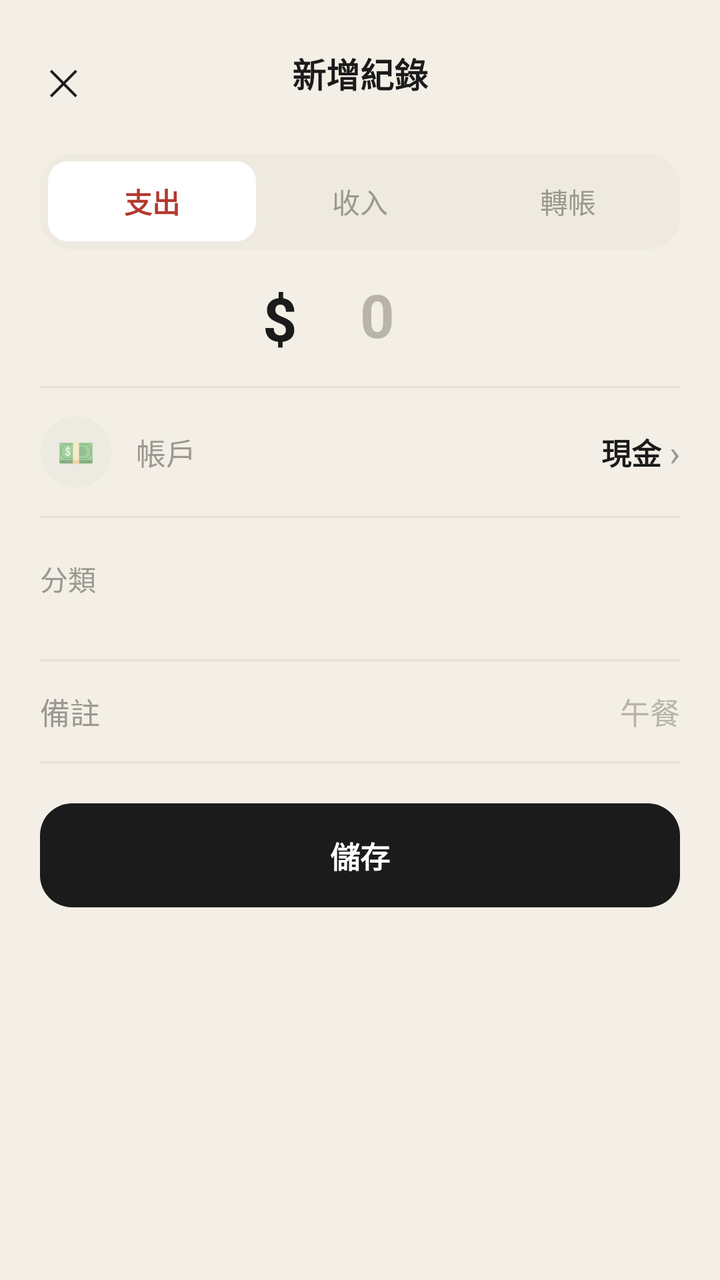
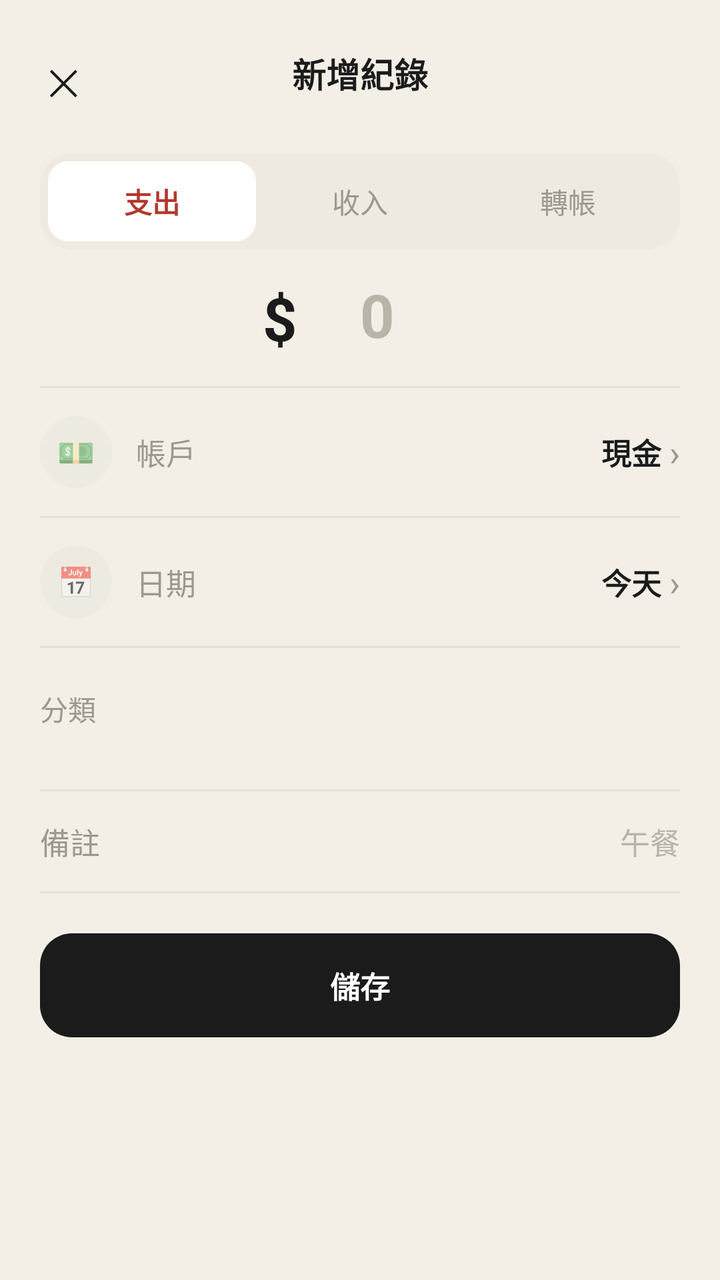

Two renders of the same Android screen: before a commit and after it. Below are the layout's source before the change and the commit's diff.
<!-- AndroidManifest.xml: application theme Theme.MyApplication -->
<!-- res/layout/activity_add_record.xml -->
<?xml version="1.0" encoding="utf-8"?>
<LinearLayout xmlns:android="http://schemas.android.com/apk/res/android"
    xmlns:tools="http://schemas.android.com/tools"
    android:layout_width="match_parent"
    android:layout_height="match_parent"
    android:background="@color/accounts_bg"
    android:orientation="vertical"
    android:padding="20dp"
    tools:context=".view.AddRecordActivity">

        
        <FrameLayout
            android:layout_width="match_parent"
            android:layout_height="wrap_content"
            android:layout_marginTop="4dp">

            <TextView
                android:layout_width="match_parent"
                android:layout_height="wrap_content"
                android:gravity="center"
                android:text="新增紀錄"
                android:textColor="@color/accounts_text_primary"
                android:textSize="17sp"
                android:textStyle="bold" />

            <TextView
                android:id="@+id/btn_close"
                android:layout_width="wrap_content"
                android:layout_height="wrap_content"
                android:layout_gravity="start|center_vertical"
                android:clickable="true"
                android:focusable="true"
                android:padding="4dp"
                android:text="✕"
                android:textColor="@color/accounts_text_primary"
                android:textSize="18sp" />
        </FrameLayout>

        
        <LinearLayout
            android:layout_width="match_parent"
            android:layout_height="48dp"
            android:layout_marginTop="20dp"
            android:background="@drawable/bg_account_card"
            android:orientation="horizontal"
            android:padding="4dp">

            <TextView
                android:id="@+id/tab_expense"
                android:layout_width="0dp"
                android:layout_height="match_parent"
                android:layout_weight="1"
                android:background="@drawable/bg_segment_selected"
                android:clickable="true"
                android:focusable="true"
                android:gravity="center"
                android:text="支出"
                android:textColor="@color/accounts_amount_negative"
                android:textSize="14sp"
                android:textStyle="bold" />

            <TextView
                android:id="@+id/tab_income"
                android:layout_width="0dp"
                android:layout_height="match_parent"
                android:layout_weight="1"
                android:clickable="true"
                android:focusable="true"
                android:gravity="center"
                android:text="收入"
                android:textColor="@color/accounts_text_secondary"
                android:textSize="14sp" />

            <TextView
                android:id="@+id/tab_transfer"
                android:layout_width="0dp"
                android:layout_height="match_parent"
                android:layout_weight="1"
                android:clickable="true"
                android:focusable="true"
                android:gravity="center"
                android:text="轉帳"
                android:textColor="@color/accounts_text_secondary"
                android:textSize="14sp" />
        </LinearLayout>

        
        <LinearLayout
            android:layout_width="wrap_content"
            android:layout_height="wrap_content"
            android:layout_gravity="center_horizontal"
            android:layout_marginTop="14dp"
            android:gravity="center_vertical"
            android:orientation="horizontal">

            <TextView
                android:layout_width="wrap_content"
                android:layout_height="wrap_content"
                android:text="$"
                android:textColor="@color/accounts_text_primary"
                android:textSize="30sp"
                android:textStyle="bold" />

            <EditText
                android:id="@+id/et_amount"
                android:layout_width="wrap_content"
                android:layout_height="wrap_content"
                android:background="@null"
                android:gravity="center"
                android:hint="0"
                android:includeFontPadding="false"
                android:inputType="number"
                android:maxLines="1"
                android:minHeight="0dp"
                android:minWidth="80dp"
                android:paddingTop="0dp"
                android:paddingBottom="0dp"
                android:textColor="@color/accounts_text_primary"
                android:textColorHint="@color/accounts_placeholder"
                android:textSize="30sp"
                android:textStyle="bold" />
        </LinearLayout>

        <View
            android:layout_width="match_parent"
            android:layout_height="1dp"
            android:layout_marginTop="14dp"
            android:background="@color/accounts_divider" />

        
        <LinearLayout
            android:id="@+id/row_account"
            android:layout_width="match_parent"
            android:layout_height="wrap_content"
            android:clickable="true"
            android:focusable="true"
            android:gravity="center_vertical"
            android:orientation="horizontal"
            android:paddingTop="14dp"
            android:paddingBottom="14dp">

            <FrameLayout
                android:layout_width="36dp"
                android:layout_height="36dp"
                android:background="@drawable/bg_icon_circle_gray">

                <TextView
                    android:layout_width="wrap_content"
                    android:layout_height="wrap_content"
                    android:layout_gravity="center"
                    android:text="💵"
                    android:textSize="15sp" />
            </FrameLayout>

            <TextView
                android:layout_width="0dp"
                android:layout_height="wrap_content"
                android:layout_marginStart="12dp"
                android:layout_weight="1"
                android:text="帳戶"
                android:textColor="@color/accounts_text_secondary"
                android:textSize="15sp" />

            <TextView
                android:id="@+id/tv_account_value"
                android:layout_width="wrap_content"
                android:layout_height="wrap_content"
                android:text="現金"
                android:textColor="@color/accounts_text_primary"
                android:textSize="15sp"
                android:textStyle="bold" />

            <TextView
                android:layout_width="wrap_content"
                android:layout_height="wrap_content"
                android:layout_marginStart="4dp"
                android:text="›"
                android:textColor="@color/accounts_text_secondary"
                android:textSize="18sp" />
        </LinearLayout>

        <View
            android:layout_width="match_parent"
            android:layout_height="1dp"
            android:background="@color/accounts_divider" />

        
        <LinearLayout
            android:id="@+id/row_to_account"
            android:layout_width="match_parent"
            android:layout_height="wrap_content"
            android:clickable="true"
            android:focusable="true"
            android:gravity="center_vertical"
            android:orientation="horizontal"
            android:paddingTop="14dp"
            android:paddingBottom="14dp"
            android:visibility="gone">

            <FrameLayout
                android:layout_width="36dp"
                android:layout_height="36dp"
                android:background="@drawable/bg_icon_circle_blue">

                <TextView
                    android:layout_width="wrap_content"
                    android:layout_height="wrap_content"
                    android:layout_gravity="center"
                    android:text="🏦"
                    android:textSize="15sp" />
            </FrameLayout>

            <TextView
                android:layout_width="0dp"
                android:layout_height="wrap_content"
                android:layout_marginStart="12dp"
                android:layout_weight="1"
                android:text="轉入帳戶"
                android:textColor="@color/accounts_text_secondary"
                android:textSize="15sp" />

            <TextView
                android:id="@+id/tv_to_account_value"
                android:layout_width="wrap_content"
                android:layout_height="wrap_content"
                android:text="銀行帳戶"
                android:textColor="@color/accounts_text_primary"
                android:textSize="15sp"
                android:textStyle="bold" />

            <TextView
                android:layout_width="wrap_content"
                android:layout_height="wrap_content"
                android:layout_marginStart="4dp"
                android:text="›"
                android:textColor="@color/accounts_text_secondary"
                android:textSize="18sp" />
        </LinearLayout>

        <View
            android:id="@+id/divider_to_account"
            android:layout_width="match_parent"
            android:layout_height="1dp"
            android:background="@color/accounts_divider"
            android:visibility="gone" />

        
        <LinearLayout
            android:id="@+id/section_category_grid"
            android:layout_width="match_parent"
            android:layout_height="wrap_content"
            android:orientation="vertical">

            <TextView
                android:layout_width="wrap_content"
                android:layout_height="wrap_content"
                android:layout_marginTop="20dp"
                android:text="分類"
                android:textColor="@color/accounts_text_secondary"
                android:textSize="14sp" />

            <LinearLayout
                android:id="@+id/container_category_grid"
                android:layout_width="match_parent"
                android:layout_height="wrap_content"
                android:layout_marginTop="10dp"
                android:orientation="horizontal" />
        </LinearLayout>

        <View
            android:layout_width="match_parent"
            android:layout_height="1dp"
            android:layout_marginTop="20dp"
            android:background="@color/accounts_divider" />

        
        <LinearLayout
            android:id="@+id/row_note"
            android:layout_width="match_parent"
            android:layout_height="wrap_content"
            android:clickable="true"
            android:focusable="true"
            android:gravity="center_vertical"
            android:orientation="horizontal"
            android:paddingTop="14dp"
            android:paddingBottom="14dp">

            <TextView
                android:layout_width="0dp"
                android:layout_height="wrap_content"
                android:layout_weight="1"
                android:text="備註"
                android:textColor="@color/accounts_text_secondary"
                android:textSize="15sp" />

            <EditText
                android:id="@+id/et_note"
                android:layout_width="wrap_content"
                android:layout_height="wrap_content"
                android:background="@null"
                android:gravity="end"
                android:hint="午餐"
                android:inputType="text"
                android:maxLines="1"
                android:textColor="@color/accounts_text_primary"
                android:textColorHint="@color/accounts_placeholder"
                android:textSize="15sp" />
        </LinearLayout>

        <View
            android:layout_width="match_parent"
            android:layout_height="1dp"
            android:background="@color/accounts_divider" />

        
        <TextView
            android:id="@+id/btn_save_record"
            android:layout_width="match_parent"
            android:layout_height="52dp"
            android:layout_marginTop="20dp"
            android:layout_marginBottom="8dp"
            android:background="@drawable/bg_button_primary"
            android:clickable="true"
            android:focusable="true"
            android:gravity="center"
            android:text="儲存"
            android:textColor="@color/white"
            android:textSize="15sp"
            android:textStyle="bold" />

</LinearLayout>
<!-- resources referenced by this layout -->
<resources>
  <color name="accounts_amount_negative">#B3392E</color>
  <color name="accounts_bg">#F3EFE6</color>
  <color name="accounts_divider">#E4E0D4</color>
  <color name="accounts_placeholder">#B8B4A8</color>
  <color name="accounts_text_primary">#1B1B1B</color>
  <color name="accounts_text_secondary">#9C9890</color>
  <color name="white">#FFFFFFFF</color>
  <!-- drawable bg_account_card (drawable) -->
  <?xml version="1.0" encoding="utf-8"?>
  <shape xmlns:android="http://schemas.android.com/apk/res/android"
      android:shape="rectangle">
      <solid android:color="@color/accounts_card_bg" />
      <corners android:radius="16dp" />
  </shape>
  <!-- drawable bg_button_primary (drawable) -->
  <?xml version="1.0" encoding="utf-8"?>
  <shape xmlns:android="http://schemas.android.com/apk/res/android"
      android:shape="rectangle">
      <solid android:color="@color/accounts_text_primary" />
      <corners android:radius="16dp" />
  </shape>
  <!-- drawable bg_icon_circle_blue (drawable) -->
  <?xml version="1.0" encoding="utf-8"?>
  <shape xmlns:android="http://schemas.android.com/apk/res/android"
      android:shape="oval">
      <solid android:color="@color/icon_bg_blue" />
  </shape>
  <!-- drawable bg_icon_circle_gray (drawable) -->
  <?xml version="1.0" encoding="utf-8"?>
  <shape xmlns:android="http://schemas.android.com/apk/res/android"
      android:shape="oval">
      <solid android:color="@color/icon_bg_gray" />
  </shape>
  <!-- drawable bg_segment_selected (drawable) -->
  <?xml version="1.0" encoding="utf-8"?>
  <shape xmlns:android="http://schemas.android.com/apk/res/android"
      android:shape="rectangle">
      <solid android:color="@color/white" />
      <corners android:radius="10dp" />
  </shape>
  <style name="Theme.MyApplication" parent="Theme.MaterialComponents.DayNight.NoActionBar">
          
          <item name="colorPrimary">@color/purple_500</item>
          <item name="colorPrimaryVariant">@color/purple_700</item>
          <item name="colorOnPrimary">@color/white</item>
          
          <item name="colorSecondary">@color/teal_200</item>
          <item name="colorSecondaryVariant">@color/teal_700</item>
          <item name="colorOnSecondary">@color/black</item>
          
          <item name="android:statusBarColor" tools:targetApi="l">?attr/colorPrimaryVariant</item>
          
      </style>
  <color name="accounts_card_bg">#EEEAE0</color>
  <color name="icon_bg_blue">#DCEAFB</color>
  <color name="icon_bg_gray">#EDEAE1</color>
  <color name="purple_500">#FF6200EE</color>
  <color name="purple_700">#FF3700B3</color>
  <color name="teal_200">#FF03DAC5</color>
  <color name="teal_700">#FF018786</color>
  <color name="black">#FF000000</color>
</resources>

<!-- the commit's change to res/layout/activity_add_record.xml (unified diff, before → after) -->
@@ -108,6 +108,7 @@
                 android:background="@null"
                 android:gravity="center"
                 android:hint="0"
+                android:imeOptions="actionNext"
                 android:includeFontPadding="false"
                 android:inputType="number"
                 android:maxLines="1"
@@ -186,6 +187,63 @@
 
         
         <LinearLayout
+            android:id="@+id/row_date"
+            android:layout_width="match_parent"
+            android:layout_height="wrap_content"
+            android:clickable="true"
+            android:focusable="true"
+            android:gravity="center_vertical"
+            android:orientation="horizontal"
+            android:paddingTop="14dp"
+            android:paddingBottom="14dp">
+
+            <FrameLayout
+                android:layout_width="36dp"
+                android:layout_height="36dp"
+                android:background="@drawable/bg_icon_circle_gray">
+
+                <TextView
+                    android:layout_width="wrap_content"
+                    android:layout_height="wrap_content"
+                    android:layout_gravity="center"
+                    android:text="📅"
+                    android:textSize="15sp" />
+            </FrameLayout>
+
+            <TextView
+                android:layout_width="0dp"
+                android:layout_height="wrap_content"
+                android:layout_marginStart="12dp"
+                android:layout_weight="1"
+                android:text="日期"
+                android:textColor="@color/accounts_text_secondary"
+                android:textSize="15sp" />
+
+            <TextView
+                android:id="@+id/tv_date_value"
+                android:layout_width="wrap_content"
+                android:layout_height="wrap_content"
+                android:text="今天"
+                android:textColor="@color/accounts_text_primary"
+                android:textSize="15sp"
+                android:textStyle="bold" />
+
+            <TextView
+                android:layout_width="wrap_content"
+                android:layout_height="wrap_content"
+                android:layout_marginStart="4dp"
+                android:text="›"
+                android:textColor="@color/accounts_text_secondary"
+                android:textSize="18sp" />
+        </LinearLayout>
+
+        <View
+            android:layout_width="match_parent"
+            android:layout_height="1dp"
+            android:background="@color/accounts_divider" />
+
+        
+        <LinearLayout
             android:id="@+id/row_to_account"
             android:layout_width="match_parent"
             android:layout_height="wrap_content"
@@ -300,6 +358,7 @@
                 android:background="@null"
                 android:gravity="end"
                 android:hint="午餐"
+                android:imeOptions="actionDone"
                 android:inputType="text"
                 android:maxLines="1"
                 android:textColor="@color/accounts_text_primary"
